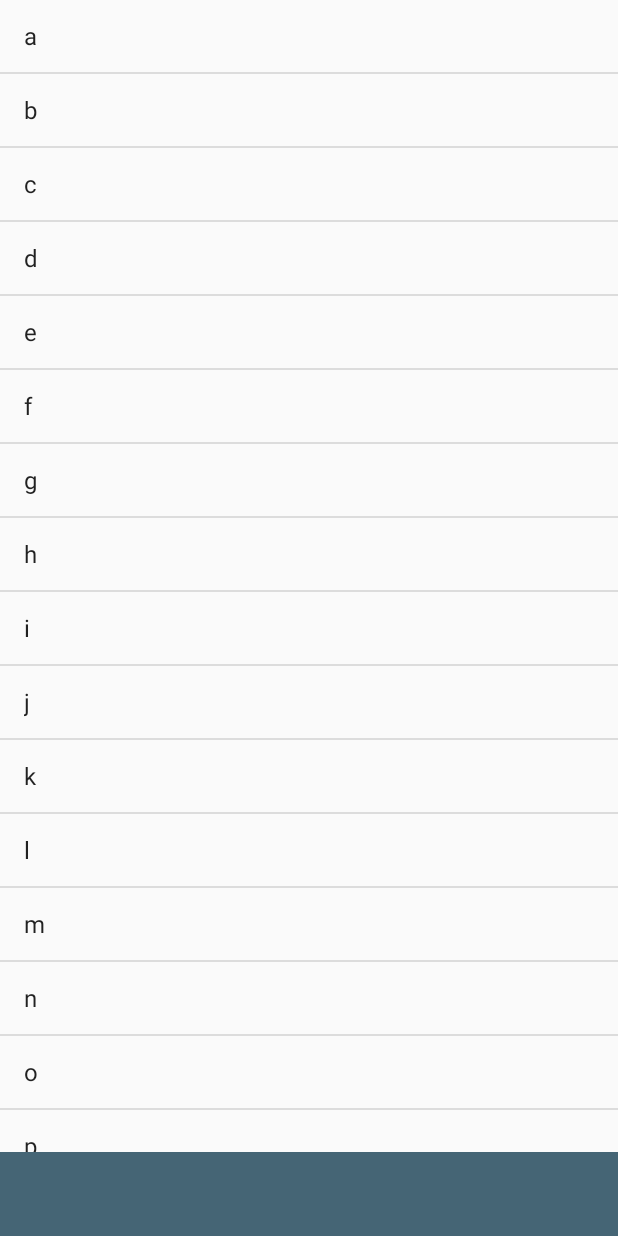
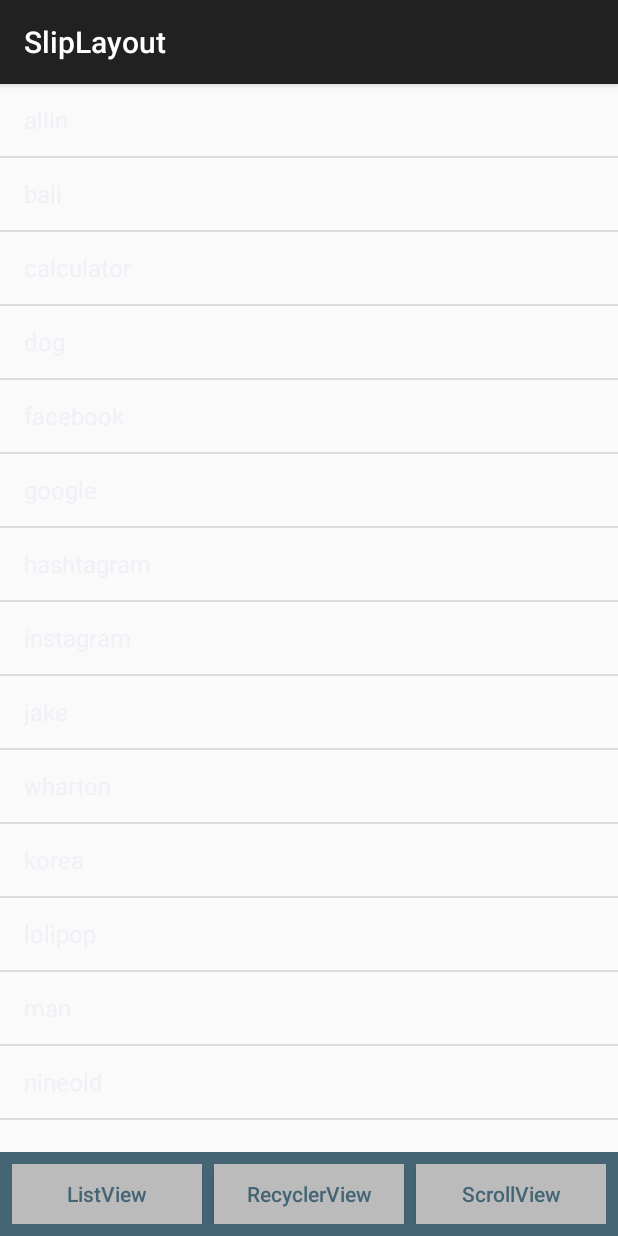
Before and after one commit to tonyjs/SlipLayout, an Android app: the screen it shows after launch (MainActivity), on a phone screen of 412 x 824 dp. Run offline under Robolectric (Android 15) with nearby library versions, the phone set to English and light mode, and no system bars.

Commit message:
Add RecyclerView, ScrollView and Modify bug

```diff
--- a/build.gradle
+++ b/build.gradle
@@ -5,7 +5,7 @@ buildscript {
         jcenter()
     }
     dependencies {
-        classpath 'com.android.tools.build:gradle:0.12.2'
+        classpath 'com.android.tools.build:gradle:0.14.0'
 
         // NOTE: Do not place your application dependencies here; they belong
         // in the individual module build.gradle files
--- a/example/src/main/java/com/tonyjs/sliplayout/MainActivity.java
+++ b/example/src/main/java/com/tonyjs/sliplayout/MainActivity.java
@@ -2,9 +2,16 @@ package com.tonyjs.sliplayout;
 
 import android.app.Activity;
 import android.os.Bundle;
+import android.support.v4.app.Fragment;
+import android.support.v4.app.FragmentActivity;
+import android.support.v7.app.ActionBarActivity;
 import android.view.View;
 import android.widget.ArrayAdapter;
 import android.widget.ListView;
+import com.tonyjs.sliplayout.fragment.FragmentList;
+import com.tonyjs.sliplayout.fragment.FragmentRecycler;
+import com.tonyjs.sliplayout.fragment.FragmentScroll;
+import com.tonyjs.sliplayout.fragment.SlipLayoutFragment;
 import com.tonyjs.sliplayout.lib.SlipLayout;
 
 import java.util.ArrayList;
@@ -12,52 +19,62 @@ import java.util.ArrayList;
 /**
  * Created by im026 on 2014. 9. 19..
  */
-public class MainActivity extends Activity {
+public class MainActivity extends ActionBarActivity
+        implements SlipLayoutFragment.OnSlipLayoutCreatedListener, View.OnClickListener{
+
+    enum Type {
+        LIST, RECYCLER, SCROLL
+    }
 
     @Override
     protected void onCreate(Bundle savedInstanceState) {
         super.onCreate(savedInstanceState);
         setContentView(R.layout.activity_main);
-
-        SlipLayout slipLayout = (SlipLayout) findViewById(R.id.slip_layout);
-        ListView listView = (ListView) findViewById(R.id.list_view);
-        View targetView = findViewById(R.id.v_target);
-        slipLayout.setListView(listView);
-        slipLayout.setTargetView(targetView);
-
-        listView.setAdapter(new ArrayAdapter<String>(this, android.R.layout.simple_list_item_1, sList));
+        replace(Type.LIST);
     }
 
-    private static final ArrayList<String> sList = new ArrayList<String>() {
-        {
-            add("a");
-            add("b");
-            add("c");
-            add("d");
-            add("e");
-            add("f");
-            add("g");
-            add("h");
-            add("i");
-            add("j");
-            add("k");
-            add("l");
-            add("m");
-            add("n");
-            add("o");
-            add("p");
-            add("q");
-            add("r");
-            add("s");
-            add("t");
-            add("u");
-            add("v");
-            add("w");
-            add("x");
-            add("y");
-            add("z");
+    @Override
+    public void onSlipLayoutCreated(SlipLayout slipLayout) {
+        slipLayout.setTargetView(getTargetView());
+    }
+
+    public View getTargetView() {
+        return findViewById(R.id.v_target);
+    }
+
+    @Override
+    public void onClick(View v) {
+        switch (v.getId()) {
+            case R.id.btn_list:
+                replace(Type.LIST);
+                break;
+            case R.id.btn_recycler:
+                replace(Type.RECYCLER);
+                break;
+            case R.id.btn_scroll:
+                replace(Type.SCROLL);
+                break;
         }
-    };
+    }
 
+    void replace(Type type) {
+        Fragment fragment = null;
+        switch (type) {
+            case LIST:
+                fragment = new FragmentList();
+                break;
+            case RECYCLER:
+                fragment = new FragmentRecycler();
+                break;
+            case SCROLL:
+                fragment = new FragmentScroll();
+                break;
+        }
 
+        getSupportFragmentManager()
+                .beginTransaction()
+                .setCustomAnimations(android.R.anim.fade_in, android.R.anim.fade_out)
+                .replace(R.id.container, fragment)
+                .commitAllowingStateLoss();
+    }
 }
--- /dev/null
+++ b/example/src/main/java/com/tonyjs/sliplayout/fragment/FragmentList.java
@@ -0,0 +1,37 @@
+package com.tonyjs.sliplayout.fragment;
+
+import android.os.Bundle;
+import android.support.v4.app.Fragment;
+import android.view.LayoutInflater;
+import android.view.View;
+import android.view.ViewGroup;
+import android.widget.ArrayAdapter;
+import android.widget.ListView;
+import com.tonyjs.sliplayout.R;
+import com.tonyjs.sliplayout.lib.SlipLayout;
+
+/**
+ * Created by tony.park on 14. 11. 13..
+ */
+public class FragmentList extends SlipLayoutFragment {
+
+    private SlipLayout mSlipLayout;
+    @Override
+    public View onCreateView(LayoutInflater inflater, ViewGroup container, Bundle savedInstanceState) {
+        View rootView = inflater.inflate(R.layout.fragment_list, container, false);
+
+        ListView listView = (ListView) rootView.findViewById(R.id.list);
+        listView.setAdapter(
+                new ArrayAdapter<String>(getActivity().getBaseContext(), android.R.layout.simple_list_item_1, DATA));
+
+        mSlipLayout = (SlipLayout) rootView.findViewById(R.id.slip_layout);
+        mSlipLayout.setListView(listView);
+
+        return rootView;
+    }
+
+    @Override
+    public SlipLayout getSlipLayout() {
+        return mSlipLayout;
+    }
+}
--- /dev/null
+++ b/example/src/main/java/com/tonyjs/sliplayout/fragment/SlipLayoutFragment.java
@@ -0,0 +1,30 @@
+package com.tonyjs.sliplayout.fragment;
+
+import android.os.Bundle;
+import android.support.v4.app.Fragment;
+import android.view.View;
+import com.tonyjs.sliplayout.lib.SlipLayout;
+
+/**
+ * Created by tony.park on 14. 11. 13..
+ */
+public abstract class SlipLayoutFragment extends Fragment {
+    public static final String[] DATA =
+            ("allin ball calculator dog facebook google hashtagram instagram jake wharton"
+            + " korea lolipop man nineold orc pushbullet quip recyclerview sliplayout trello"
+            + " umano vingle wechat xiaomi youtube zxing").split(" ");
+
+    public interface OnSlipLayoutCreatedListener {
+        public void onSlipLayoutCreated(SlipLayout slipLayout);
+    }
+
+    @Override
+    public void onViewCreated(View view, Bundle savedInstanceState) {
+        super.onViewCreated(view, savedInstanceState);
+        if (getActivity() instanceof OnSlipLayoutCreatedListener) {
+            ((OnSlipLayoutCreatedListener) getActivity()).onSlipLayoutCreated(getSlipLayout());
+        }
+    }
+
+    public abstract SlipLayout getSlipLayout();
+}
--- a/example/src/main/res/layout/activity_main.xml
+++ b/example/src/main/res/layout/activity_main.xml
@@ -1,22 +1,54 @@
 <?xml version="1.0" encoding="utf-8"?>
-
-<com.tonyjs.sliplayout.lib.SlipLayout
+<FrameLayout
         xmlns:android="http://schemas.android.com/apk/res/android"
-        android:id="@+id/slip_layout"
-        android:orientation="vertical"
         android:layout_width="match_parent"
         android:layout_height="match_parent">
-
-    <ListView
-            android:id="@+id/list_view"
+    <FrameLayout
+            android:id="@+id/container"
             android:layout_width="match_parent"
             android:layout_height="match_parent"/>
 
-    <View
+    <LinearLayout
             android:id="@+id/v_target"
+            android:padding="8dp"
+            android:orientation="horizontal"
             android:layout_gravity="bottom"
             android:background="#456575"
             android:layout_width="match_parent"
-            android:layout_height="56dp"/>
+            android:layout_height="56dp">
 
-</com.tonyjs.sliplayout.lib.SlipLayout>
+        <Button
+                android:id="@+id/btn_list"
+                android:background="#bbbbbb"
+                android:text="ListView"
+                android:textAllCaps="false"
+                android:textColor="#456575"
+                android:onClick="onClick"
+                android:layout_weight="1"
+                android:layout_width="0dp"
+                android:layout_height="match_parent"/>
+        <Button
+                android:id="@+id/btn_recycler"
+                android:layout_marginRight="8dp"
+                android:layout_marginLeft="8dp"
+                android:background="#bbbbbb"
+                android:text="RecyclerView"
+                android:textAllCaps="false"
+                android:textColor="#456575"
+                android:onClick="onClick"
+                android:layout_weight="1"
+                android:layout_width="0dp"
+                android:layout_height="match_parent"/>
+        <Button
+                android:id="@+id/btn_scroll"
+                android:background="#bbbbbb"
+                android:text="ScrollView"
+                android:textAllCaps="false"
+                android:textColor="#456575"
+                android:onClick="onClick"
+                android:layout_weight="1"
+                android:layout_width="0dp"
+                android:layout_height="match_parent"/>
+
+    </LinearLayout>
+</FrameLayout>
--- /dev/null
+++ b/example/src/main/res/layout/fragment_list.xml
@@ -0,0 +1,15 @@
+<?xml version="1.0" encoding="utf-8"?>
+
+<com.tonyjs.sliplayout.lib.SlipLayout
+        xmlns:android="http://schemas.android.com/apk/res/android"
+        android:id="@+id/slip_layout"
+        android:orientation="vertical"
+        android:layout_width="match_parent"
+        android:layout_height="match_parent">
+
+    <ListView
+            android:id="@+id/list"
+            android:layout_width="match_parent"
+            android:layout_height="match_parent"/>
+
+</com.tonyjs.sliplayout.lib.SlipLayout>
--- a/lib/build.gradle
+++ b/lib/build.gradle
@@ -21,5 +21,5 @@ android {
 
 dependencies {
     compile fileTree(dir: 'libs', include: ['*.jar'])
-    compile 'com.android.support:appcompat-v7:20.0.0'
+    compile 'com.android.support:recyclerview-v7:21.0.+'
 }
--- a/lib/src/main/java/com/tonyjs/sliplayout/lib/SlipLayout.java
+++ b/lib/src/main/java/com/tonyjs/sliplayout/lib/SlipLayout.java
@@ -1,27 +1,49 @@
 package com.tonyjs.sliplayout.lib;
 
 import android.content.Context;
+import android.support.v7.widget.RecyclerView;
 import android.util.AttributeSet;
-import android.util.Log;
 import android.view.View;
 import android.widget.AbsListView;
 import android.widget.FrameLayout;
 import android.widget.ListView;
 
 /**
- * Created by im026 on 2014. 9. 17..
+ * Created by tony.js on 2014. 9. 17..
  */
-public class SlipLayout extends FrameLayout implements AbsListView.OnScrollListener{
+public class SlipLayout extends FrameLayout
+        implements AbsListView.OnScrollListener, SlipScrollView.OnScrollListener {
+    public static final int DEFAULT_SPARE = 10;
     public SlipLayout(Context context) {
         super(context);
+        init();
     }
 
     public SlipLayout(Context context, AttributeSet attrs) {
         super(context, attrs);
+        init();
     }
 
     public SlipLayout(Context context, AttributeSet attrs, int defStyle) {
         super(context, attrs, defStyle);
+        init();
+    }
+
+    int mSpare;
+    private void init() {
+        mSpare = (int) (DEFAULT_SPARE * getContext().getResources().getDisplayMetrics().density);
+    }
+
+    protected SlipScrollView mScrollView;
+
+    public void setScrollView(SlipScrollView scrollView) {
+        mScrollView = scrollView;
+        mScrollView.setOnScrollListener(this);
+    }
+
+    @Override
+    public void onScroll(int amountOfScroll) {
+        calculateAndSlipLayout(amountOfScroll);
     }
 
     protected ListView mListView;
@@ -31,14 +53,18 @@ public class SlipLayout extends FrameLayout implements AbsListView.OnScrollListe
         mListView.setOnScrollListener(this);
     }
 
-    public ListView getListView(){
-        return mListView;
+    private RecyclerView mRecyclerView;
+
+    public void setRecyclerView(RecyclerView recyclerView) {
+        mRecyclerView = recyclerView;
+        mRecyclerView.setOnScrollListener(new RecyclerScrollListener());
     }
 
     protected View mTargetView;
 
     public void setTargetView(View view) {
         mTargetView = view;
+        invalidate();
     }
 
     public View getTargetView() {
@@ -54,11 +80,25 @@ public class SlipLayout extends FrameLayout implements AbsListView.OnScrollListe
         if (mTargetView != null && mTargetViewHeight <= 0) {
             mTargetViewHeight = mTargetView.getHeight();
         }
+    }
 
+    @Override
+    public void onScroll(AbsListView view, int firstVisibleItem, int visibleItemCount, int totalItemCount) {
+        if (view.getChildCount() <= 0) {
+            return;
+        }
+
+        View firstView = view.getChildAt(0);
+        if (firstView == null) {
+            return;
+        }
+
+        int scroll = -firstView.getTop() + firstVisibleItem * firstView.getHeight();
+
+        deliverScrollY(scroll);
     }
 
     protected int mBottomMargin = 0;
-
     protected int mLastScrollY = 0;
 
     protected void deliverScrollY(int scrollY) {
@@ -73,14 +113,16 @@ public class SlipLayout extends FrameLayout implements AbsListView.OnScrollListe
 
         mLastScrollY = scrollY;
 
-        calculateAndElevateLayout(amountOfScrollY);
+        calculateAndSlipLayout(amountOfScrollY);
     }
 
-    protected void calculateAndElevateLayout(int amountOfScrollY) {
+    protected void calculateAndSlipLayout(int amountOfScrollY) {
         if (amountOfScrollY == 0) {
             return;
         }
 
+//        Log.e("jsp", "amountOfScrollY - " + amountOfScrollY);
+//        Log.d("jsp", "mTargetViewHeight - " + mTargetViewHeight);
         if (Math.abs(amountOfScrollY) >= mTargetViewHeight) {
             if (amountOfScrollY > 0) {
                 mBottomMargin = 0;
@@ -103,6 +145,7 @@ public class SlipLayout extends FrameLayout implements AbsListView.OnScrollListe
         }
 
         if (mTargetView != null) {
+//            Log.i(((Object) this).getClass().getSimpleName(), "mBottomMargin = " + mBottomMargin);
             MarginLayoutParams params = (MarginLayoutParams) mTargetView.getLayoutParams();
             params.bottomMargin = mBottomMargin;
             mTargetView.setLayoutParams(params);
@@ -114,19 +157,10 @@ public class SlipLayout extends FrameLayout implements AbsListView.OnScrollListe
 
     }
 
-    @Override
-    public void onScroll(AbsListView view, int firstVisibleItem, int visibleItemCount, int totalItemCount) {
-        if (view.getChildCount() <= 0) {
-            return;
+    public class RecyclerScrollListener extends RecyclerView.OnScrollListener {
+        @Override
+        public void onScrolled(RecyclerView recyclerView, int dx, int dy) {
+            calculateAndSlipLayout(-dy);
         }
-
-        View firstView = view.getChildAt(0);
-        if (firstView == null) {
-            return;
-        }
-
-        int scroll = -firstView.getTop() + firstVisibleItem * firstView.getHeight();
-
-        deliverScrollY(scroll);
     }
 }
```
Also changed, not shown: example/build.gradle (+4 -4 lines), example/src/main/java/com/tonyjs/sliplayout/fragment/FragmentRecycler.java (added, +72 -0 lines), example/src/main/java/com/tonyjs/sliplayout/fragment/FragmentScroll.java (added, +29 -0 lines), example/src/main/res/layout/fragment_recycler.xml (added, +15 -0 lines), example/src/main/res/layout/fragment_scroll.xml (added, +26 -0 lines), example/src/main/res/values/strings.xml (+10 -0 lines), lib/src/main/java/com/tonyjs/sliplayout/lib/SlipScrollView.java (added, +76 -0 lines), gradle/wrapper/gradle-wrapper.properties, 2 other files.
